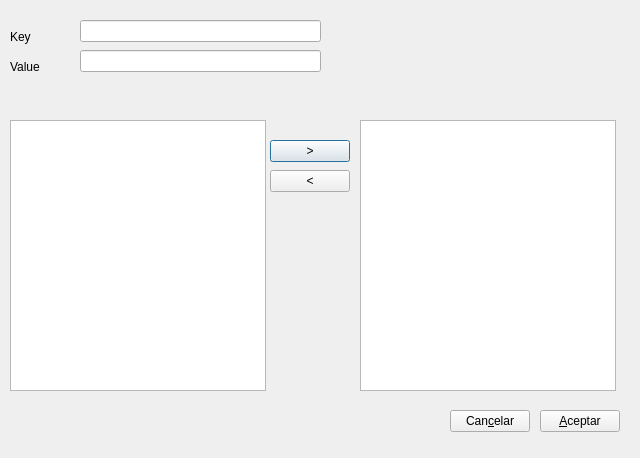
rogorido/qtpredicadores, file gui/dlgmasivo.ui: the form before one commit.
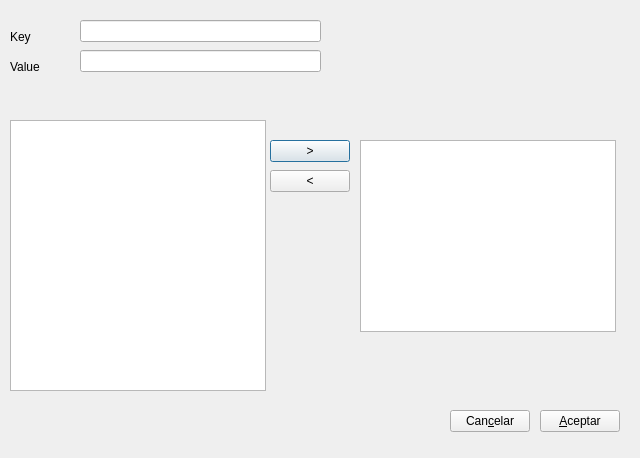
The form after the commit.

Patch:
```diff
--- a/gui/dlgmasivo.ui
+++ b/gui/dlgmasivo.ui
@@ -23,16 +23,6 @@
     </rect>
    </property>
   </widget>
-  <widget class="QTableView" name="twProvinciasSeleccionadas">
-   <property name="geometry">
-    <rect>
-     <x>360</x>
-     <y>120</y>
-     <width>256</width>
-     <height>271</height>
-    </rect>
-   </property>
-  </widget>
   <widget class="QPushButton" name="btAnadirProvincia">
    <property name="geometry">
     <rect>
@@ -131,6 +121,16 @@
     <string>Can&amp;celar</string>
    </property>
   </widget>
+  <widget class="QListWidget" name="twProvinciasSeleccionadas">
+   <property name="geometry">
+    <rect>
+     <x>360</x>
+     <y>140</y>
+     <width>256</width>
+     <height>192</height>
+    </rect>
+   </property>
+  </widget>
  </widget>
  <resources/>
  <connections/>
```
